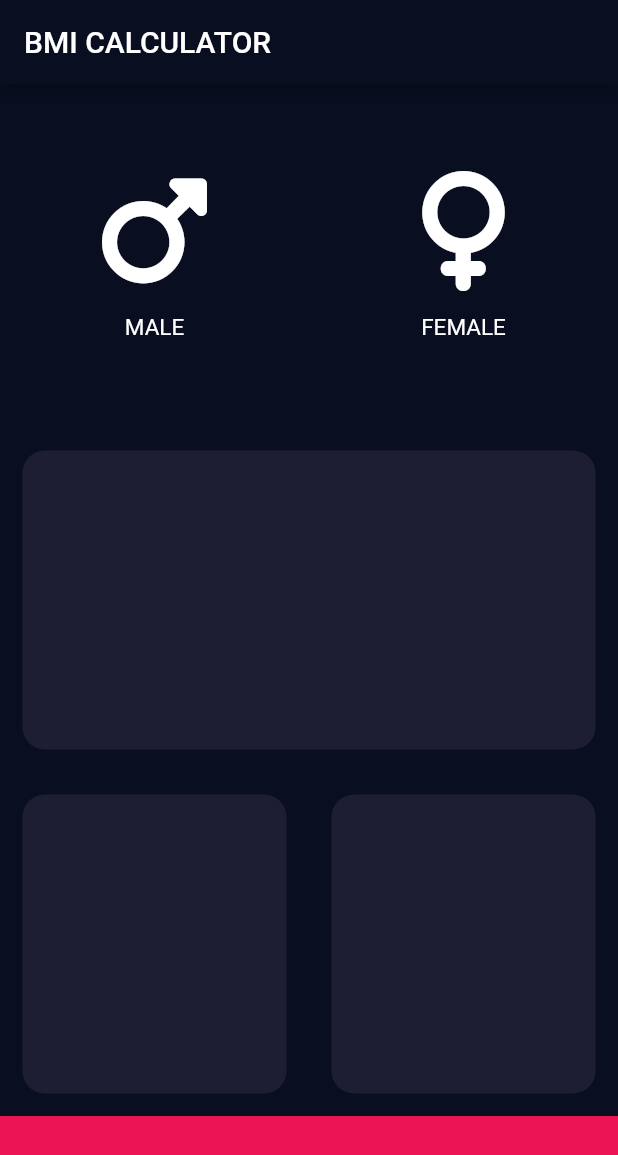
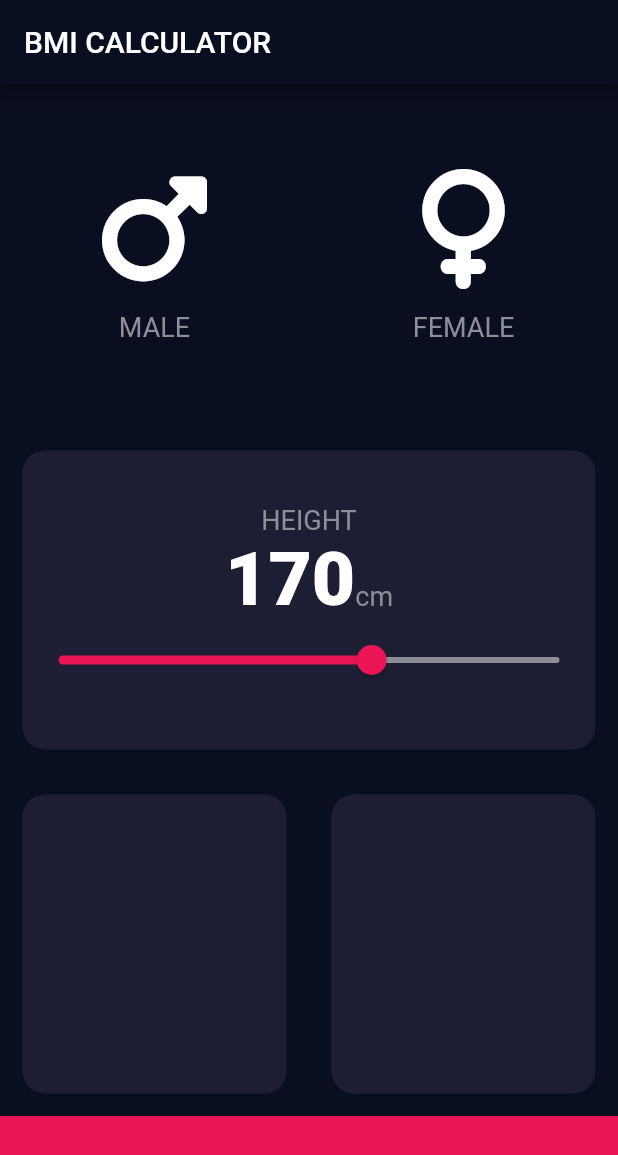
Before and after one commit to Lichyo/BMI_Calculator, a Flutter app: the screen it shows after launch, on a phone screen of 412 x 824 dp. Shown: the top 1155 px of the screen. Run offline on Flutter 3.47's test engine with Material 2 defaults, Android fonts, the phone set to English and light mode, and no system bars; our stand-ins replace font_awesome_flutter.

Commit message:
Height Slider V.0 done

```diff
--- /dev/null
+++ b/lib/constants.dart
@@ -0,0 +1,20 @@
+import 'package:flutter/material.dart';
+
+const kLabelTextStyle = TextStyle(
+  fontSize: 18.0,
+  color: Color(0xFF8D8E98),
+);
+
+const kLargeLabelTextStyle = TextStyle(
+  fontSize: 50.0,
+  fontWeight: FontWeight.w900,
+);
+
+const double minHeight = 120;
+const double maxHeight = 200;
+
+Color kInactiveCardColor = Color(0xFF0A0E21);
+Color kActiveCardColor = Color(0xFF1D1E33);
+Color kBottomContainerColor = Color(0xFFEB1555);
+Color kScaffoldBackgroundColor = Color(0xFF0A0E21);
+Color kGreyTextColor = Color(0xFF8D8E98);
--- a/lib/IconContainer.dart
+++ b/lib/icon_container.dart
@@ -1,10 +1,8 @@
 import 'package:flutter/material.dart';
-import 'package:font_awesome_flutter/font_awesome_flutter.dart';
+import 'constants.dart';
 
 class IconContainer extends StatelessWidget {
-
   IconContainer({@required this.icon, @required this.content});
-
   final String content;
   final IconData icon;
 
@@ -22,9 +20,7 @@ class IconContainer extends StatelessWidget {
         ),
         Text(
           content,
-          style: TextStyle(
-            fontSize: 15.0,
-          ),
+          style: kLabelTextStyle,
         ),
       ],
     );
--- a/lib/input_page.dart
+++ b/lib/input_page.dart
@@ -1,21 +1,20 @@
 import 'package:flutter/material.dart';
 import 'reusable_card.dart';
 import 'package:font_awesome_flutter/font_awesome_flutter.dart';
-import 'IconContainer.dart';
+import 'icon_container.dart';
+import 'constants.dart';
+
+int height = 170;
 
 class InputPage extends StatefulWidget {
   @override
   _InputPageState createState() => _InputPageState();
 }
 
-Color inactiveCardColor = Color(0xFF0A0E21);
-Color activeCardColor = Color(0xFF1D1E33);
-Color bottomContainerColor = Color(0xFFEB1555);
-
 enum Gender { male, female }
 
-Color maleCardColor = inactiveCardColor;
-Color femaleCardColor = inactiveCardColor;
+Color maleCardColor = kInactiveCardColor;
+Color femaleCardColor = kInactiveCardColor;
 Gender selectedGender;
 
 class _InputPageState extends State<InputPage> {
@@ -23,7 +22,7 @@ class _InputPageState extends State<InputPage> {
   Widget build(BuildContext context) {
     return Scaffold(
       appBar: AppBar(
-        backgroundColor: Color(0xFF0A0E21),
+        backgroundColor: kScaffoldBackgroundColor,
         title: Text('BMI CALCULATOR'),
       ),
       body: Column(
@@ -43,8 +42,8 @@ class _InputPageState extends State<InputPage> {
                         content: 'MALE',
                       ),
                       color: selectedGender == Gender.male
-                          ? activeCardColor
-                          : inactiveCardColor),
+                          ? kActiveCardColor
+                          : kInactiveCardColor),
                 ),
                 Expanded(
                   child: ReusableCard(
@@ -54,8 +53,8 @@ class _InputPageState extends State<InputPage> {
                       });
                     },
                     color: selectedGender == Gender.female
-                        ? activeCardColor
-                        : inactiveCardColor,
+                        ? kActiveCardColor
+                        : kInactiveCardColor,
                     cardChild: IconContainer(
                       icon: FontAwesomeIcons.venus,
                       content: 'FEMALE',
@@ -67,7 +66,44 @@ class _InputPageState extends State<InputPage> {
           ),
           Expanded(
             child: ReusableCard(
-              color: activeCardColor,
+              color: kActiveCardColor,
+              cardChild: Column(
+                mainAxisAlignment: MainAxisAlignment.center,
+                // crossAxisAlignment: CrossAxisAlignment.stretch,
+                children: [
+                  Text(
+                    'HEIGHT',
+                    style: kLabelTextStyle,
+                  ),
+                  Row(
+                    mainAxisAlignment: MainAxisAlignment.center,
+                    crossAxisAlignment: CrossAxisAlignment.baseline,
+                    textBaseline: TextBaseline.alphabetic,
+                    children: [
+                      Text(
+                        height.toString(),
+                        style: kLargeLabelTextStyle,
+                      ),
+                      Text(
+                        'cm',
+                        style: kLabelTextStyle,
+                      ),
+                    ],
+                  ),
+                  Slider(
+                    value: height.toDouble(),
+                    activeColor: kBottomContainerColor,
+                    inactiveColor: kGreyTextColor,
+                    min: minHeight,
+                    max: maxHeight,
+                    onChanged: (double newValue){
+                      setState(() {
+                        height = newValue.round();
+                      });
+                    },
+                  ),
+                ],
+              ),
             ),
           ),
           Expanded(
@@ -75,12 +111,12 @@ class _InputPageState extends State<InputPage> {
               children: [
                 Expanded(
                   child: ReusableCard(
-                    color: activeCardColor,
+                    color: kActiveCardColor,
                   ),
                 ),
                 Expanded(
                   child: ReusableCard(
-                    color: activeCardColor,
+                    color: kActiveCardColor,
                   ),
                 ),
               ],
@@ -89,7 +125,7 @@ class _InputPageState extends State<InputPage> {
           Container(
             height: 80.0,
             width: double.infinity,
-            color: bottomContainerColor,
+            color: kBottomContainerColor,
           ),
         ],
       ),
--- a/lib/reusable_card.dart
+++ b/lib/reusable_card.dart
@@ -4,9 +4,9 @@ class ReusableCard extends StatelessWidget {
 
   ReusableCard({this.cardChild, this.color, this.onPress});
 
-  Color color;
-  Widget cardChild;
-  Function onPress;
+  final Color color;
+  final Widget cardChild;
+  final Function onPress;
 
   @override
   Widget build(BuildContext context) {
```
